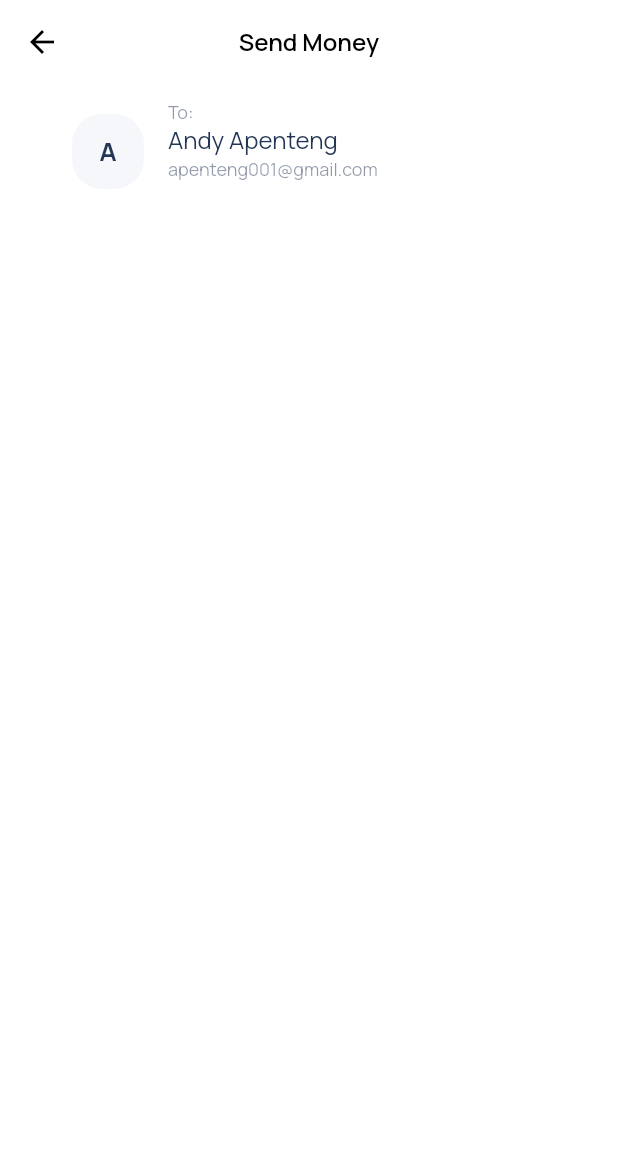
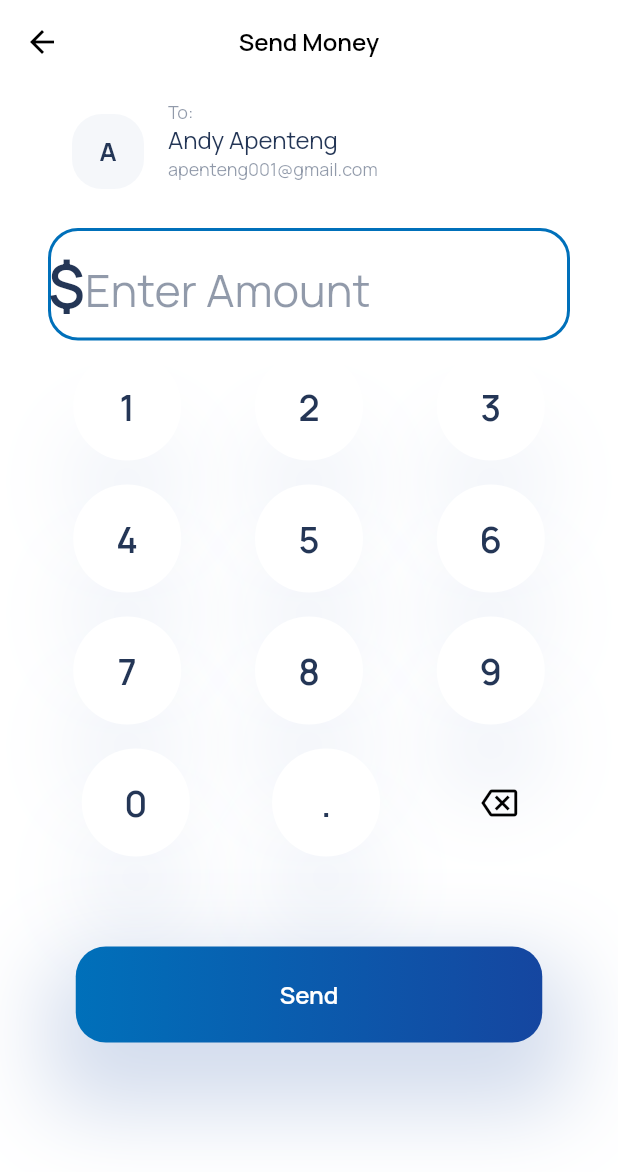
Before and after one commit to cr34t1ve/paypal-redesign, a Flutter app: the screen it shows after launch, on a phone screen of 412 x 824 dp. Shown: the top 1172 px of the screen. Run offline on Flutter 3.47's test engine with Material 2 defaults, Android fonts, the phone set to English and light mode, and no system bars; our stand-ins replace bottom_navy_bar, flutter_svg.

Commit message:
'send money' page constructed

```diff
--- a/lib/models/numpad.dart
+++ b/lib/models/numpad.dart
@@ -78,8 +78,8 @@ class _NumericKeyboardState extends State<NumericKeyboard> {
           ButtonBar(
             alignment: widget.mainAxisAlignment,
             children: <Widget>[
+              _calcButton('0'),
               _calcButton('.'),
-              _calcButton('0'),
               InkWell(
                   borderRadius: BorderRadius.circular(45),
                   onTap: widget.rightButtonFn,
@@ -103,8 +103,21 @@ class _NumericKeyboardState extends State<NumericKeyboard> {
 
         },
         child: Container(
+          decoration: BoxDecoration(
+            shape: BoxShape.circle,
+            color: Colors.white,
+            // borderRadius:
+            //                         BorderRadius.all(Radius.circular(20)),
+            boxShadow: [
+                  BoxShadow(
+                      color: Color(0xFF1546A0).withOpacity(0.07),
+                      blurRadius: 48.0,
+                      spreadRadius: 1,
+                      offset: Offset(0.0, 50.0))
+                ],
+          ),
           alignment: Alignment.center,
-          width: 72,
+          width: 72.75,
           height: 72,
           child: Text(
             value,
@@ -112,7 +125,7 @@ class _NumericKeyboardState extends State<NumericKeyboard> {
               fontFamily: 'Manrope',
                 fontSize: 24,
                 fontWeight: FontWeight.w600,
-                //color: Colors.black
+                color: Color(0xFF243656)
                 ),
           ),
         ));
--- a/lib/screens/sendmoney/sendmoney.dart
+++ b/lib/screens/sendmoney/sendmoney.dart
@@ -1,12 +1,21 @@
 import 'package:flutter/material.dart';
+import 'package:paypal_redesign/models/numpad.dart';
 
 class SendMoney extends StatefulWidget {
-
   @override
   _SendMoneyState createState() => _SendMoneyState();
 }
 
 class _SendMoneyState extends State<SendMoney> {
+  TextEditingController _amountController = TextEditingController();
+  String text = '';
+  _onKeyboardTap(String value) {
+    setState(() {
+      _amountController.text = _amountController.text + value;
+      print('$value tapped');
+    });
+  }
+
   @override
   Widget build(BuildContext context) {
     return Scaffold(
@@ -54,8 +63,7 @@ class _SendMoneyState extends State<SendMoney> {
                   height: 50.0,
                   decoration: BoxDecoration(
                     color: Color(0xFFF5F7FA),
-                                borderRadius:
-                                    BorderRadius.all(Radius.circular(20)),
+                    borderRadius: BorderRadius.all(Radius.circular(20)),
                     // border: Border.all(
                     //     color: Color(0xFF0070BA), width: 1.0)
                   ),
@@ -66,8 +74,7 @@ class _SendMoneyState extends State<SendMoney> {
                           fontFamily: 'Manrope',
                           fontSize: 17.0,
                           fontWeight: FontWeight.w700,
-                            color: Color(0xFF243656)
-                          ),
+                          color: Color(0xFF243656)),
                     ),
                   ),
                 ),
@@ -103,7 +110,112 @@ class _SendMoneyState extends State<SendMoney> {
                 ),
               ),
             ),
-                )
+          ),
+          Padding(
+            padding: EdgeInsets.symmetric(horizontal: 32.0),
+            child: TextField(
+              style: TextStyle(
+                  color: Color(0xFF243656),
+                  fontFamily: 'Manrope',
+                  fontWeight: FontWeight.w600,
+                  fontSize: 40),
+              readOnly: true,
+              // onChanged: (value) {
+              //   value = '\$ $text';
+              //   _amountController.text = value;
+              // },
+              controller: _amountController,
+              autofocus: true,
+              keyboardType: TextInputType.emailAddress,
+              decoration: InputDecoration(
+                contentPadding: EdgeInsets.all(10.0),
+                  prefixIcon: Text(
+                    '\$',
+                    style: TextStyle(
+                  color: Color(0xFF243656),
+                  fontFamily: 'Manrope',
+                  fontWeight: FontWeight.w600,
+                  fontSize: 40),
+                  ),
+                  prefixIconConstraints:
+                      BoxConstraints(minWidth: 0, minHeight: 0),
+                  hintText: 'Enter Amount',
+                  hintStyle: TextStyle(
+                      color: Color(0xFF243656).withOpacity(0.5),
+                      fontFamily: 'Manrope',
+                      fontWeight: FontWeight.w400,
+                      fontSize: 30),
+                  // contentPadding: EdgeInsets.fromLTRB(20, 25, 20, 25),
+                  focusedBorder: OutlineInputBorder(
+                      borderRadius: BorderRadius.circular(20.0),
+                      borderSide:
+                          BorderSide(color: Color(0xFF0070BA), width: 2.0)),
+                  border: OutlineInputBorder(
+                      borderRadius: BorderRadius.circular(20.0),
+                      borderSide:
+                          BorderSide(color: Color(0xFF0070BA), width: 1.0)),
+                  enabledBorder: OutlineInputBorder(
+                      borderRadius: BorderRadius.circular(20.0),
+                      borderSide:
+                          BorderSide(color: Color(0xFF0070BA), width: 1.0))),
+            ),
+          ),
+          NumericKeyboard(
+            onKeyboardTap: _onKeyboardTap,
+            textColor: Colors.black,
+            rightButtonFn: () {
+              setState(() {
+                _amountController.text = _amountController.text.substring(0, _amountController.text.length - 1);
+                print('delete key pressed');
+              });
+            },
+            rightIcon: Icon(
+              Icons.backspace_outlined,
+              color: Colors.black,
+            ),
+            leftButtonFn: () {
+              print('left button clicked');
+            },
+            leftIcon: Icon(
+              Icons.check,
+              color: Colors.red,
+            ),
+          ),
+          SizedBox(
+            height: 52.0,
+          ),
+          Container(
+            height: 64,
+            width: 311,
+            decoration: BoxDecoration(
+              borderRadius: BorderRadius.all(Radius.circular(20)),
+              gradient: LinearGradient(
+                  begin: Alignment.centerLeft,
+                  end: Alignment.centerRight,
+                  colors: [Color(0xFF0070BA), Color(0xFF1546A0)]),
+              boxShadow: [
+                BoxShadow(
+                    color: Color(0xFF1546A0).withOpacity(0.19),
+                    blurRadius: 48.0,
+                    spreadRadius: 18,
+                    offset: Offset(0, 26))
+              ],
+            ),
+            child: FlatButton(
+                padding: EdgeInsets.all(20.0),
+                shape: RoundedRectangleBorder(
+                  borderRadius: BorderRadius.circular(12),
+                ),
+                child: Text(
+                  'Send',
+                  style: TextStyle(
+                      color: Colors.white,
+                      fontFamily: 'Manrope',
+                      fontWeight: FontWeight.w600,
+                      fontSize: 16),
+                ),
+                onPressed: () {}),
+          ),
         ],
       ),
     );
```
Lines whose indentation alone changed are shown as unchanged.
